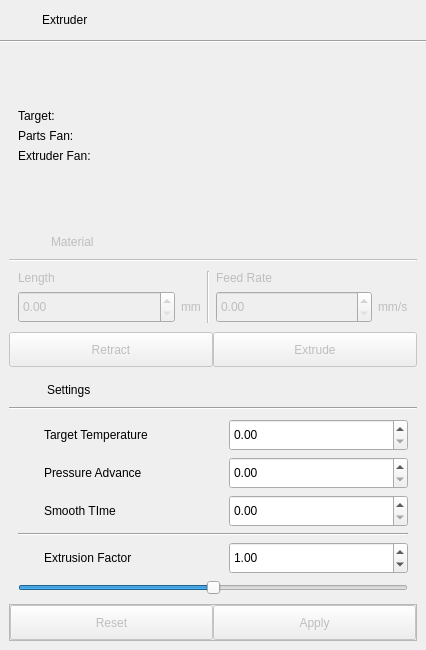
Old version of the form pages/printer/widgets/extruder/extruderwidget.ui in the repository DigitalArtifex/Flo.
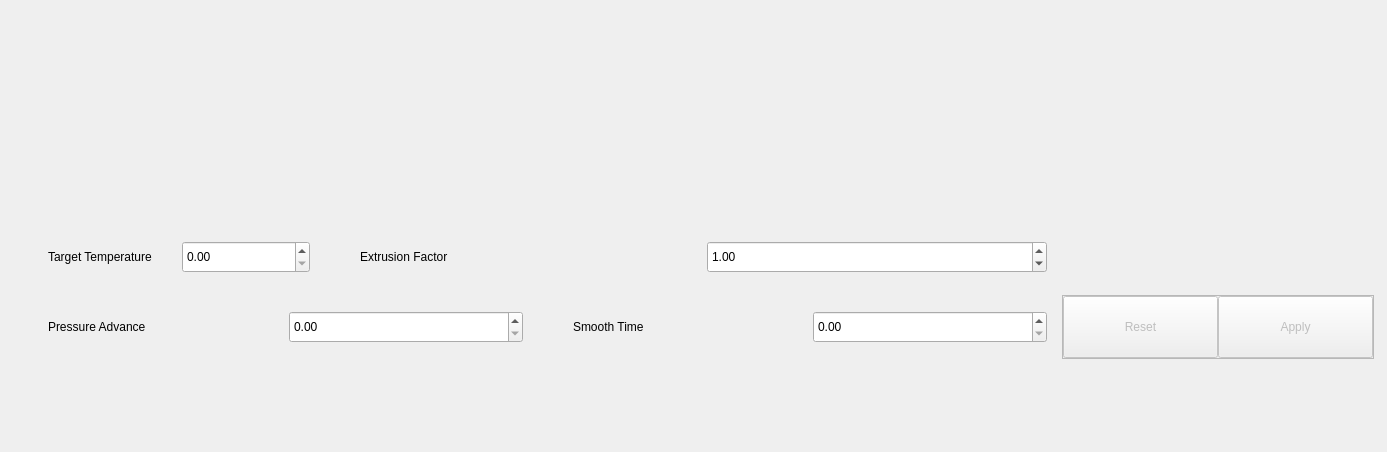
New version of the form.

The edit to the form file:
```diff
--- a/pages/printer/widgets/extruder/extruderwidget.ui
+++ b/pages/printer/widgets/extruder/extruderwidget.ui
@@ -6,8 +6,8 @@
    <rect>
     <x>0</x>
     <y>0</y>
-    <width>426</width>
-    <height>650</height>
+    <width>1387</width>
+    <height>452</height>
    </rect>
   </property>
   <property name="minimumSize">
@@ -35,383 +35,59 @@
    <property name="spacing">
     <number>0</number>
    </property>
-   <item row="0" column="2">
-    <widget class="QWidget" name="titleBar" native="true">
-     <layout class="QGridLayout" name="gridLayout_2">
-      <property name="leftMargin">
-       <number>4</number>
-      </property>
-      <property name="topMargin">
-       <number>4</number>
-      </property>
-      <property name="rightMargin">
-       <number>4</number>
-      </property>
-      <property name="bottomMargin">
-       <number>4</number>
-      </property>
-      <item row="0" column="1">
-       <widget class="QLabel" name="extruderNameLabel">
-        <property name="text">
-         <string>Extruder</string>
-        </property>
-       </widget>
-      </item>
-      <item row="0" column="0">
-       <widget class="QLabel" name="extruderIconLabel">
-        <property name="minimumSize">
-         <size>
-          <width>32</width>
-          <height>32</height>
-         </size>
-        </property>
-        <property name="maximumSize">
-         <size>
-          <width>32</width>
-          <height>32</height>
-         </size>
-        </property>
-        <property name="text">
-         <string/>
-        </property>
-       </widget>
-      </item>
-     </layout>
-    </widget>
-   </item>
    <item row="1" column="2">
-    <widget class="Line" name="line">
-     <property name="orientation">
-      <enum>Qt::Horizontal</enum>
-     </property>
-    </widget>
-   </item>
-   <item row="3" column="2">
     <widget class="QWidget" name="widget_2" native="true">
      <layout class="QGridLayout" name="gridLayout_3">
-      <item row="1" column="0">
-       <widget class="QFrame" name="materialWidget">
-        <property name="enabled">
-         <bool>false</bool>
-        </property>
-        <layout class="QGridLayout" name="gridLayout_17">
          <property name="leftMargin">
-          <number>0</number>
+       <number>4</number>
          </property>
          <property name="topMargin">
-          <number>0</number>
+       <number>4</number>
          </property>
          <property name="rightMargin">
-          <number>0</number>
+       <number>4</number>
          </property>
          <property name="bottomMargin">
-          <number>0</number>
+       <number>4</number>
          </property>
          <property name="spacing">
-          <number>0</number>
-         </property>
-         <item row="0" column="0" colspan="2">
-          <widget class="QWidget" name="materialTitleBar" native="true">
-           <layout class="QGridLayout" name="gridLayout_4">
-            <property name="leftMargin">
-             <number>10</number>
-            </property>
-            <property name="topMargin">
              <number>4</number>
             </property>
-            <property name="rightMargin">
-             <number>4</number>
-            </property>
-            <property name="bottomMargin">
-             <number>4</number>
-            </property>
-            <item row="0" column="1">
-             <widget class="QLabel" name="label_23">
-              <property name="text">
-               <string>Material</string>
-              </property>
-             </widget>
-            </item>
-            <item row="0" column="0">
-             <widget class="QLabel" name="materialFrameIconLabel">
-              <property name="minimumSize">
-               <size>
-                <width>26</width>
-                <height>26</height>
-               </size>
-              </property>
-              <property name="maximumSize">
-               <size>
-                <width>26</width>
-                <height>26</height>
-               </size>
-              </property>
-              <property name="text">
-               <string/>
-              </property>
-             </widget>
-            </item>
-           </layout>
-          </widget>
-         </item>
-         <item row="3" column="0" colspan="2">
-          <layout class="QHBoxLayout" name="horizontalLayout_4">
-           <item>
-            <widget class="QPushButton" name="retractButton">
-             <property name="minimumSize">
-              <size>
-               <width>0</width>
-               <height>32</height>
-              </size>
-             </property>
-             <property name="maximumSize">
-              <size>
-               <width>16777215</width>
-               <height>35</height>
-              </size>
-             </property>
-             <property name="text">
-              <string>Retract</string>
-             </property>
-            </widget>
-           </item>
-           <item>
-            <widget class="QPushButton" name="extrudeButton">
-             <property name="minimumSize">
-              <size>
-               <width>0</width>
-               <height>35</height>
-              </size>
-             </property>
-             <property name="maximumSize">
-              <size>
-               <width>16777215</width>
-               <height>35</height>
-              </size>
-             </property>
-             <property name="text">
-              <string>Extrude</string>
-             </property>
-            </widget>
-           </item>
-          </layout>
-         </item>
-         <item row="1" column="0" colspan="2">
-          <widget class="Line" name="line_14">
-           <property name="orientation">
-            <enum>Qt::Horizontal</enum>
-           </property>
-          </widget>
-         </item>
-         <item row="2" column="0" colspan="2">
-          <widget class="QWidget" name="widget_4" native="true">
-           <layout class="QGridLayout" name="gridLayout_5">
-            <item row="1" column="3">
-             <widget class="QDoubleSpinBox" name="materialFeedRateSpinBox">
-              <property name="sizePolicy">
-               <sizepolicy hsizetype="Expanding" vsizetype="Fixed">
-                <horstretch>0</horstretch>
-                <verstretch>0</verstretch>
-               </sizepolicy>
-              </property>
-              <property name="minimumSize">
-               <size>
-                <width>0</width>
-                <height>32</height>
-               </size>
-              </property>
-              <property name="maximumSize">
-               <size>
-                <width>16777215</width>
-                <height>32</height>
-               </size>
-              </property>
-              <property name="singleStep">
-               <double>0.100000000000000</double>
-              </property>
-             </widget>
-            </item>
-            <item row="1" column="4">
-             <widget class="QLabel" name="label_24">
-              <property name="text">
-               <string>mm/s</string>
-              </property>
-             </widget>
-            </item>
-            <item row="1" column="1">
-             <widget class="QLabel" name="label_25">
-              <property name="sizePolicy">
-               <sizepolicy hsizetype="Minimum" vsizetype="Preferred">
-                <horstretch>0</horstretch>
-                <verstretch>0</verstretch>
-               </sizepolicy>
-              </property>
-              <property name="text">
-               <string>mm</string>
-              </property>
-             </widget>
-            </item>
-            <item row="0" column="0">
-             <widget class="QLabel" name="label_18">
-              <property name="text">
-               <string>Length</string>
-              </property>
-             </widget>
-            </item>
-            <item row="1" column="0">
-             <widget class="QDoubleSpinBox" name="materialLengthSpinBox">
-              <property name="sizePolicy">
-               <sizepolicy hsizetype="Expanding" vsizetype="Fixed">
-                <horstretch>0</horstretch>
-                <verstretch>0</verstretch>
-               </sizepolicy>
-              </property>
-              <property name="minimumSize">
-               <size>
-                <width>0</width>
-                <height>32</height>
-               </size>
-              </property>
-              <property name="maximumSize">
-               <size>
-                <width>16777215</width>
-                <height>32</height>
-               </size>
-              </property>
-             </widget>
-            </item>
-            <item row="0" column="3">
-             <widget class="QLabel" name="label_21">
-              <property name="text">
-               <string>Feed Rate</string>
-              </property>
-             </widget>
-            </item>
-            <item row="0" column="2" rowspan="2">
-             <widget class="Line" name="line_15">
-              <property name="orientation">
-               <enum>Qt::Vertical</enum>
-              </property>
-             </widget>
-            </item>
-           </layout>
-          </widget>
-         </item>
-        </layout>
-       </widget>
-      </item>
-      <item row="0" column="0">
+      <item row="1" column="0" rowspan="2" colspan="2">
        <widget class="QFrame" name="statsWidget">
+        <property name="sizePolicy">
+         <sizepolicy hsizetype="Minimum" vsizetype="Preferred">
+          <horstretch>0</horstretch>
+          <verstretch>0</verstretch>
+         </sizepolicy>
+        </property>
         <property name="minimumSize">
          <size>
           <width>300</width>
           <height>0</height>
          </size>
         </property>
-        <layout class="QVBoxLayout" name="verticalLayout_6">
-         <item>
-          <layout class="QHBoxLayout" name="horizontalLayout_12">
-           <item>
+        <layout class="QGridLayout" name="gridLayout_4">
+         <item row="0" column="0" colspan="2">
             <layout class="QVBoxLayout" name="verticalLayout_12">
-             <item>
-              <spacer name="verticalSpacer_2">
-               <property name="orientation">
-                <enum>Qt::Vertical</enum>
-               </property>
-               <property name="sizeHint" stdset="0">
-                <size>
-                 <width>20</width>
-                 <height>10</height>
-                </size>
-               </property>
-              </spacer>
-             </item>
+           <property name="bottomMargin">
+            <number>0</number>
+           </property>
              <item>
-              <layout class="QHBoxLayout" name="horizontalLayout_9">
-               <item>
-                <widget class="QLabel" name="label_27">
-                 <property name="text">
-                  <string>Target:</string>
-                 </property>
-                </widget>
-               </item>
-               <item>
-                <widget class="QLabel" name="dashboardExtruderTargetTempLabel">
-                 <property name="text">
-                  <string/>
-                 </property>
-                </widget>
-               </item>
-              </layout>
-             </item>
-             <item>
-              <layout class="QHBoxLayout" name="horizontalLayout_10">
-               <item>
-                <widget class="QLabel" name="label_28">
-                 <property name="text">
-                  <string>Parts Fan:</string>
-                 </property>
-                </widget>
-               </item>
-               <item>
-                <widget class="QLabel" name="partsFanValueLabel">
-                 <property name="text">
-                  <string/>
-                 </property>
-                </widget>
-               </item>
-              </layout>
-             </item>
-             <item>
-              <layout class="QHBoxLayout" name="horizontalLayout_11">
-               <item>
-                <widget class="QLabel" name="label_29">
-                 <property name="text">
-                  <string>Extruder Fan:</string>
-                 </property>
-                </widget>
-               </item>
-               <item>
-                <widget class="QLabel" name="extruderFanValueLabel">
-                 <property name="text">
-                  <string/>
-                 </property>
-                </widget>
-               </item>
-              </layout>
-             </item>
-             <item>
-              <spacer name="verticalSpacer_3">
-               <property name="orientation">
-                <enum>Qt::Vertical</enum>
-               </property>
-               <property name="sizeHint" stdset="0">
-                <size>
-                 <width>20</width>
-                 <height>10</height>
-                </size>
-               </property>
-              </spacer>
-             </item>
-            </layout>
-           </item>
-           <item>
-            <layout class="QVBoxLayout" name="progressBarLayout"/>
-           </item>
-          </layout>
-         </item>
-        </layout>
-       </widget>
-      </item>
-      <item row="4" column="0">
-       <widget class="QFrame" name="extruderWidget">
+            <widget class="QWidget" name="widget" native="true">
         <property name="sizePolicy">
          <sizepolicy hsizetype="Expanding" vsizetype="Preferred">
           <horstretch>0</horstretch>
           <verstretch>0</verstretch>
          </sizepolicy>
         </property>
-        <layout class="QGridLayout" name="gridLayout_15">
+             <property name="minimumSize">
+              <size>
+               <width>0</width>
+               <height>20</height>
+              </size>
+             </property>
+             <layout class="QGridLayout" name="gridLayout_7">
          <property name="leftMargin">
           <number>0</number>
          </property>
@@ -424,21 +100,48 @@
          <property name="bottomMargin">
           <number>0</number>
          </property>
-         <property name="spacing">
-          <number>0</number>
-         </property>
-         <item row="17" column="0" colspan="6">
-          <widget class="QFrame" name="footerFrame">
-           <property name="frameShape">
-            <enum>QFrame::StyledPanel</enum>
-           </property>
-           <property name="frameShadow">
-            <enum>QFrame::Raised</enum>
-           </property>
-           <layout class="QHBoxLayout" name="horizontalLayout">
-            <property name="spacing">
-             <number>0</number>
-            </property>
+              <item row="1" column="1">
+               <widget class="QWidget" name="powerWidget" native="true">
+                <property name="minimumSize">
+                 <size>
+                  <width>100</width>
+                  <height>100</height>
+                 </size>
+                </property>
+                <property name="maximumSize">
+                 <size>
+                  <width>100</width>
+                  <height>100</height>
+                 </size>
+                </property>
+                <layout class="QGridLayout" name="gridLayout_2">
+                 <property name="leftMargin">
+                  <number>4</number>
+                 </property>
+                 <property name="topMargin">
+                  <number>4</number>
+                 </property>
+                 <property name="rightMargin">
+                  <number>4</number>
+                 </property>
+                 <property name="bottomMargin">
+                  <number>4</number>
+                 </property>
+                 <item row="0" column="0">
+                  <layout class="QVBoxLayout" name="partsFanLayout"/>
+                 </item>
+                </layout>
+               </widget>
+              </item>
+              <item row="0" column="2" rowspan="2">
+               <widget class="QWidget" name="graphWidget" native="true">
+                <property name="sizePolicy">
+                 <sizepolicy hsizetype="Expanding" vsizetype="Preferred">
+                  <horstretch>0</horstretch>
+                  <verstretch>0</verstretch>
+                 </sizepolicy>
+                </property>
+                <layout class="QGridLayout" name="gridLayout_10">
             <property name="leftMargin">
              <number>0</number>
             </property>
@@ -451,122 +154,85 @@
             <property name="bottomMargin">
              <number>0</number>
             </property>
-            <item>
-             <widget class="QPushButton" name="resetButton">
-              <property name="enabled">
-               <bool>false</bool>
-              </property>
-              <property name="minimumSize">
-               <size>
-                <width>150</width>
-                <height>35</height>
-               </size>
-              </property>
-              <property name="maximumSize">
-               <size>
-                <width>16777215</width>
-                <height>35</height>
-               </size>
-              </property>
-              <property name="text">
-               <string>Reset</string>
-              </property>
-             </widget>
-            </item>
-            <item>
-             <widget class="QPushButton" name="applyButton">
-              <property name="enabled">
-               <bool>false</bool>
-              </property>
+                </layout>
+               </widget>
+              </item>
+              <item row="0" column="1">
+               <widget class="QWidget" name="fanWidget" native="true">
               <property name="minimumSize">
                <size>
-                <width>150</width>
-                <height>35</height>
+                  <width>100</width>
+                  <height>100</height>
                </size>
               </property>
               <property name="maximumSize">
                <size>
-                <width>16777215</width>
-                <height>35</height>
-               </size>
-              </property>
-              <property name="text">
-               <string>Apply</string>
-              </property>
-             </widget>
-            </item>
-           </layout>
-          </widget>
-         </item>
-         <item row="16" column="0" colspan="6">
-          <widget class="QWidget" name="widget_5" native="true">
+                  <width>100</width>
+                  <height>100</height>
+                 </size>
+                </property>
            <layout class="QGridLayout" name="gridLayout_6">
-            <item row="1" column="1">
-             <widget class="QLabel" name="label_22">
-              <property name="text">
-               <string>Target Temperature</string>
-              </property>
-             </widget>
-            </item>
-            <item row="6" column="0" colspan="3">
-             <widget class="QSlider" name="extrsuionFactorSlider">
-              <property name="maximum">
-               <number>200</number>
-              </property>
-              <property name="value">
-               <number>100</number>
-              </property>
-              <property name="orientation">
-               <enum>Qt::Horizontal</enum>
-              </property>
+                 <property name="leftMargin">
+                  <number>4</number>
+                 </property>
+                 <property name="topMargin">
+                  <number>4</number>
+                 </property>
+                 <property name="rightMargin">
+                  <number>4</number>
+                 </property>
+                 <property name="bottomMargin">
+                  <number>4</number>
+                 </property>
+                 <item row="0" column="0">
+                  <layout class="QVBoxLayout" name="extruderFanLayout"/>
+                 </item>
+                </layout>
+               </widget>
+              </item>
+              <item row="0" column="0" rowspan="2">
+               <widget class="QWidget" name="widget_5" native="true">
+                <property name="minimumSize">
+                 <size>
+                  <width>200</width>
+                  <height>0</height>
+                 </size>
+                </property>
+                <layout class="QGridLayout" name="gridLayout_9">
+                 <property name="leftMargin">
+                  <number>4</number>
+                 </property>
+                 <property name="topMargin">
+                  <number>4</number>
+                 </property>
+                 <property name="rightMargin">
+                  <number>4</number>
+                 </property>
+                 <property name="bottomMargin">
+                  <number>4</number>
+                 </property>
+                 <item row="0" column="0">
+                  <layout class="QVBoxLayout" name="progressBarLayout"/>
+                 </item>
+                </layout>
              </widget>
             </item>
             <item row="2" column="2">
-             <widget class="QDoubleSpinBox" name="pressureAdvanceSpinBox">
+               <widget class="QWidget" name="extrusionFactorWidget" native="true">
               <property name="minimumSize">
                <size>
                 <width>0</width>
-                <height>32</height>
+                  <height>64</height>
                </size>
               </property>
               <property name="maximumSize">
                <size>
                 <width>16777215</width>
-                <height>32</height>
-               </size>
-              </property>
-              <property name="singleStep">
-               <double>0.100000000000000</double>
-              </property>
-             </widget>
-            </item>
-            <item row="2" column="1">
-             <widget class="QLabel" name="label_17">
-              <property name="text">
-               <string>Pressure Advance</string>
-              </property>
-             </widget>
-            </item>
-            <item row="3" column="0">
-             <widget class="QLabel" name="smoothTimeIconLabel">
-              <property name="minimumSize">
-               <size>
-                <width>20</width>
-                <height>20</height>
-               </size>
-              </property>
-              <property name="maximumSize">
-               <size>
-                <width>20</width>
-                <height>20</height>
-               </size>
-              </property>
-              <property name="text">
-               <string/>
-              </property>
-             </widget>
-            </item>
-            <item row="5" column="2">
+                  <height>64</height>
+                 </size>
+                </property>
+                <layout class="QGridLayout" name="gridLayout_11">
+                 <item row="0" column="2">
              <widget class="QDoubleSpinBox" name="extrusionFactorSpinBox">
               <property name="minimumSize">
                <size>
@@ -591,26 +257,7 @@
               </property>
              </widget>
             </item>
-            <item row="1" column="0">
-             <widget class="QLabel" name="targetTemperatureIconLabel">
-              <property name="minimumSize">
-               <size>
-                <width>20</width>
-                <height>20</height>
-               </size>
-              </property>
-              <property name="maximumSize">
-               <size>
-                <width>20</width>
-                <height>20</height>
-               </size>
-              </property>
-              <property name="text">
-               <string/>
-              </property>
-             </widget>
-            </item>
-            <item row="5" column="0">
+                 <item row="0" column="0">
              <widget class="QLabel" name="extrusionFactorIconLabel">
               <property name="minimumSize">
                <size>
@@ -629,47 +276,64 @@
               </property>
              </widget>
             </item>
-            <item row="2" column="0">
-             <widget class="QLabel" name="pressureAdvanceIconLabel">
-              <property name="minimumSize">
-               <size>
-                <width>20</width>
-                <height>20</height>
-               </size>
-              </property>
-              <property name="maximumSize">
-               <size>
-                <width>20</width>
-                <height>20</height>
-               </size>
-              </property>
-              <property name="text">
-               <string/>
-              </property>
-             </widget>
-            </item>
-            <item row="4" column="0" colspan="3">
-             <widget class="Line" name="line_12">
-              <property name="orientation">
-               <enum>Qt::Horizontal</enum>
-              </property>
-             </widget>
-            </item>
-            <item row="3" column="1">
-             <widget class="QLabel" name="label_19">
-              <property name="text">
-               <string>Smooth TIme</string>
-              </property>
-             </widget>
-            </item>
-            <item row="5" column="1">
+                 <item row="0" column="1">
              <widget class="QLabel" name="label_20">
               <property name="text">
                <string>Extrusion Factor</string>
               </property>
              </widget>
             </item>
-            <item row="1" column="2">
+                </layout>
+               </widget>
+              </item>
+              <item row="2" column="0" colspan="2">
+               <widget class="QWidget" name="targetTemperatureWidget" native="true">
+                <property name="sizePolicy">
+                 <sizepolicy hsizetype="Expanding" vsizetype="Preferred">
+                  <horstretch>0</horstretch>
+                  <verstretch>0</verstretch>
+                 </sizepolicy>
+                </property>
+                <property name="minimumSize">
+                 <size>
+                  <width>0</width>
+                  <height>64</height>
+                 </size>
+                </property>
+                <property name="maximumSize">
+                 <size>
+                  <width>16777215</width>
+                  <height>64</height>
+                 </size>
+                </property>
+                <layout class="QGridLayout" name="gridLayout_5">
+                 <item row="0" column="1">
+                  <widget class="QLabel" name="label_22">
+                   <property name="text">
+                    <string>Target Temperature</string>
+                   </property>
+                  </widget>
+                 </item>
+                 <item row="0" column="0">
+                  <widget class="QLabel" name="targetTemperatureIconLabel">
+                   <property name="minimumSize">
+                    <size>
+                     <width>20</width>
+                     <height>20</height>
+                    </size>
+                   </property>
+                   <property name="maximumSize">
+                    <size>
+                     <width>20</width>
+                     <height>20</height>
+                    </size>
+                   </property>
+                   <property name="text">
+                    <string/>
+                   </property>
+                  </widget>
+                 </item>
+                 <item row="0" column="2">
              <widget class="QDoubleSpinBox" name="targetTempSpinBox">
               <property name="minimumSize">
                <size>
@@ -691,7 +355,119 @@
               </property>
              </widget>
             </item>
-            <item row="3" column="2">
+                </layout>
+               </widget>
+              </item>
+             </layout>
+            </widget>
+           </item>
+           <item>
+            <layout class="QHBoxLayout" name="horizontalLayout_2">
+             <property name="rightMargin">
+              <number>0</number>
+             </property>
+             <item>
+              <widget class="QWidget" name="pressureAdvanceWidget" native="true">
+               <property name="minimumSize">
+                <size>
+                 <width>0</width>
+                 <height>64</height>
+                </size>
+               </property>
+               <property name="baseSize">
+                <size>
+                 <width>0</width>
+                 <height>64</height>
+                </size>
+               </property>
+               <layout class="QHBoxLayout" name="horizontalLayout_3">
+                <item>
+                 <widget class="QLabel" name="pressureAdvanceIcon">
+                  <property name="minimumSize">
+                   <size>
+                    <width>20</width>
+                    <height>20</height>
+                   </size>
+                  </property>
+                  <property name="maximumSize">
+                   <size>
+                    <width>20</width>
+                    <height>20</height>
+                   </size>
+                  </property>
+                  <property name="text">
+                   <string/>
+                  </property>
+                 </widget>
+                </item>
+                <item>
+                 <widget class="QLabel" name="label_2">
+                  <property name="text">
+                   <string>Pressure Advance</string>
+                  </property>
+                 </widget>
+                </item>
+                <item>
+                 <widget class="QDoubleSpinBox" name="pressureAdvanceSpinBox">
+                  <property name="minimumSize">
+                   <size>
+                    <width>0</width>
+                    <height>32</height>
+                   </size>
+                  </property>
+                  <property name="maximumSize">
+                   <size>
+                    <width>16777215</width>
+                    <height>32</height>
+                   </size>
+                  </property>
+                 </widget>
+                </item>
+               </layout>
+              </widget>
+             </item>
+             <item>
+              <widget class="QWidget" name="smoothTimeWidget" native="true">
+               <property name="minimumSize">
+                <size>
+                 <width>0</width>
+                 <height>64</height>
+                </size>
+               </property>
+               <property name="baseSize">
+                <size>
+                 <width>0</width>
+                 <height>64</height>
+                </size>
+               </property>
+               <layout class="QHBoxLayout" name="horizontalLayout_4">
+                <item>
+                 <widget class="QLabel" name="smoothTimeIcon">
+                  <property name="minimumSize">
+                   <size>
+                    <width>20</width>
+                    <height>20</height>
+                   </size>
+                  </property>
+                  <property name="maximumSize">
+                   <size>
+                    <width>20</width>
+                    <height>20</height>
+                   </size>
+                  </property>
+                  <property name="text">
+                   <string/>
+                  </property>
+                 </widget>
+                </item>
+                <item>
+                 <widget class="QLabel" name="label_3">
+                  <property name="text">
+                   <string>Smooth Time</string>
+                  </property>
+                 </widget>
+                </item>
+                <item>
              <widget class="QDoubleSpinBox" name="smoothTimeSpinBox">
               <property name="minimumSize">
                <size>
@@ -713,56 +489,193 @@
            </layout>
           </widget>
          </item>
-         <item row="0" column="0" colspan="6">
-          <widget class="QWidget" name="settingsTitleBar" native="true">
-           <layout class="QGridLayout" name="gridLayout_7">
+            </layout>
+           </item>
+          </layout>
+         </item>
+         <item row="0" column="2">
+          <widget class="QWidget" name="widget_3" native="true">
+           <property name="sizePolicy">
+            <sizepolicy hsizetype="Maximum" vsizetype="Preferred">
+             <horstretch>0</horstretch>
+             <verstretch>0</verstretch>
+            </sizepolicy>
+           </property>
+           <property name="minimumSize">
+            <size>
+             <width>312</width>
+             <height>0</height>
+            </size>
+           </property>
+           <property name="maximumSize">
+            <size>
+             <width>312</width>
+             <height>16777215</height>
+            </size>
+           </property>
+           <layout class="QVBoxLayout" name="verticalLayout">
             <property name="leftMargin">
-             <number>6</number>
+             <number>0</number>
             </property>
             <property name="topMargin">
-             <number>4</number>
+             <number>0</number>
             </property>
             <property name="rightMargin">
-             <number>4</number>
+             <number>0</number>
             </property>
             <property name="bottomMargin">
-             <number>4</number>
+             <number>0</number>
             </property>
-            <item row="0" column="0">
-             <widget class="QLabel" name="settingsFrameIcon">
+            <item>
+             <widget class="QWidget" name="buttonWidget" native="true">
+              <property name="sizePolicy">
+               <sizepolicy hsizetype="Minimum" vsizetype="Preferred">
+                <horstretch>0</horstretch>
+                <verstretch>0</verstretch>
+               </sizepolicy>
+              </property>
               <property name="minimumSize">
                <size>
-                <width>26</width>
-                <height>26</height>
+                <width>0</width>
+                <height>100</height>
                </size>
               </property>
               <property name="maximumSize">
                <size>
-                <width>26</width>
-                <height>26</height>
+                <width>16777215</width>
+                <height>16777215</height>
                </size>
               </property>
+              <layout class="QGridLayout" name="gridLayout_8">
+               <property name="leftMargin">
+                <number>0</number>
+               </property>
+               <property name="topMargin">
+                <number>0</number>
+               </property>
+               <property name="rightMargin">
+                <number>0</number>
+               </property>
+               <property name="bottomMargin">
+                <number>0</number>
+               </property>
+              </layout>
+             </widget>
+            </item>
+            <item>
+             <spacer name="verticalSpacer_2">
+              <property name="orientation">
+               <enum>Qt::Orientation::Vertical</enum>
+              </property>
+              <property name="sizeType">
+               <enum>QSizePolicy::Policy::Expanding</enum>
+              </property>
+              <property name="sizeHint" stdset="0">
+               <size>
+                <width>0</width>
+                <height>0</height>
+               </size>
+              </property>
+             </spacer>
+            </item>
+            <item>
+             <widget class="QFrame" name="footerFrame">
+              <property name="minimumSize">
+               <size>
+                <width>0</width>
+                <height>64</height>
+               </size>
+              </property>
+              <property name="maximumSize">
+               <size>
+                <width>16777215</width>
+                <height>64</height>
+               </size>
+              </property>
+              <property name="frameShape">
+               <enum>QFrame::Shape::StyledPanel</enum>
+              </property>
+              <property name="frameShadow">
+               <enum>QFrame::Shadow::Raised</enum>
+              </property>
+              <layout class="QHBoxLayout" name="horizontalLayout">
+               <property name="spacing">
+                <number>0</number>
+               </property>
+               <property name="leftMargin">
+                <number>0</number>
+               </property>
+               <property name="topMargin">
+                <number>0</number>
+               </property>
+               <property name="rightMargin">
+                <number>0</number>
+               </property>
+               <property name="bottomMargin">
+                <number>0</number>
+               </property>
+               <item>
+                <widget class="QPushButton" name="resetButton">
+                 <property name="enabled">
+                  <bool>false</bool>
+                 </property>
+                 <property name="minimumSize">
+                  <size>
+                   <width>150</width>
+                   <height>35</height>
+                  </size>
+                 </property>
+                 <property name="maximumSize">
+                  <size>
+                   <width>16777215</width>
+                   <height>62</height>
+                  </size>
+                 </property>
               <property name="text">
-               <string/>
+                  <string>Reset</string>
               </property>
              </widget>
             </item>
-            <item row="0" column="1">
-             <widget class="QLabel" name="label_26">
+               <item>
+                <widget class="QPushButton" name="applyButton">
+                 <property name="enabled">
+                  <bool>false</bool>
+                 </property>
+                 <property name="minimumSize">
+                  <size>
+                   <width>150</width>
+                   <height>35</height>
+                  </size>
+                 </property>
+                 <property name="maximumSize">
+                  <size>
+                   <width>16777215</width>
+                   <height>62</height>
+                  </size>
+                 </property>
               <property name="text">
-               <string>Settings</string>
+                  <string>Apply</string>
               </property>
              </widget>
             </item>
            </layout>
           </widget>
          </item>
-         <item row="1" column="0" colspan="6">
-          <widget class="Line" name="line_2">
+           </layout>
+          </widget>
+         </item>
+         <item row="1" column="0" colspan="3">
+          <spacer name="verticalSpacer">
            <property name="orientation">
-            <enum>Qt::Horizontal</enum>
+            <enum>Qt::Orientation::Vertical</enum>
            </property>
-          </widget>
+           <property name="sizeHint" stdset="0">
+            <size>
+             <width>20</width>
+             <height>40</height>
+            </size>
+           </property>
+          </spacer>
          </item>
         </layout>
        </widget>
```
Left out of the diff: 3 changed lines with no effect on the pictures. Lines whose indentation alone changed are shown as unchanged.
